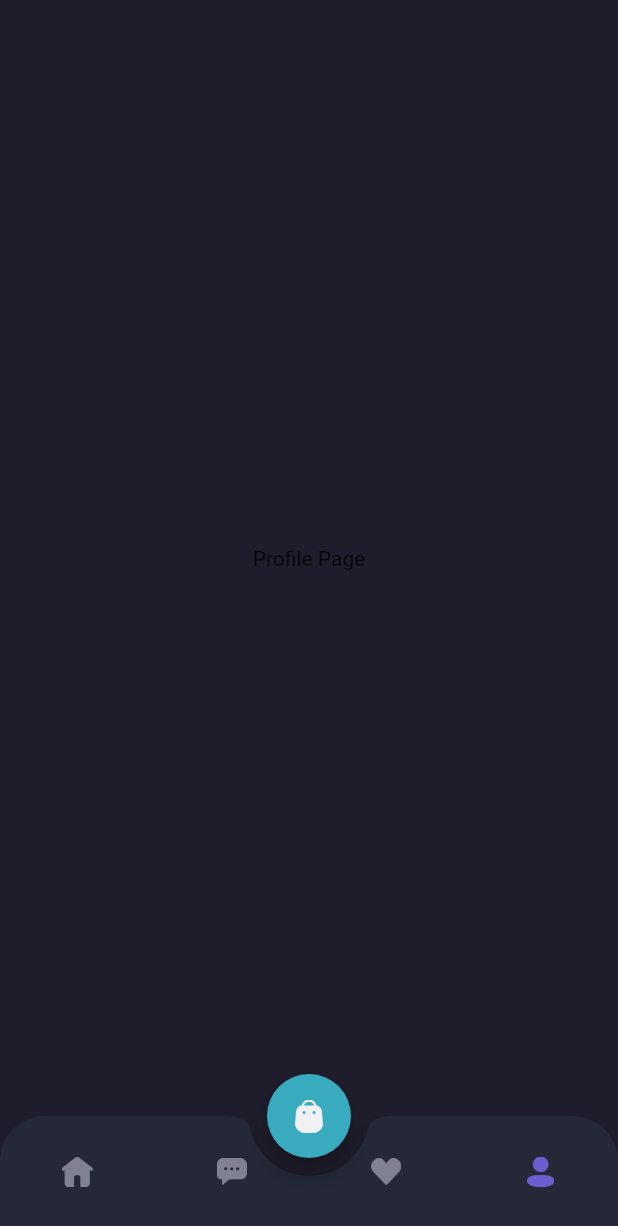
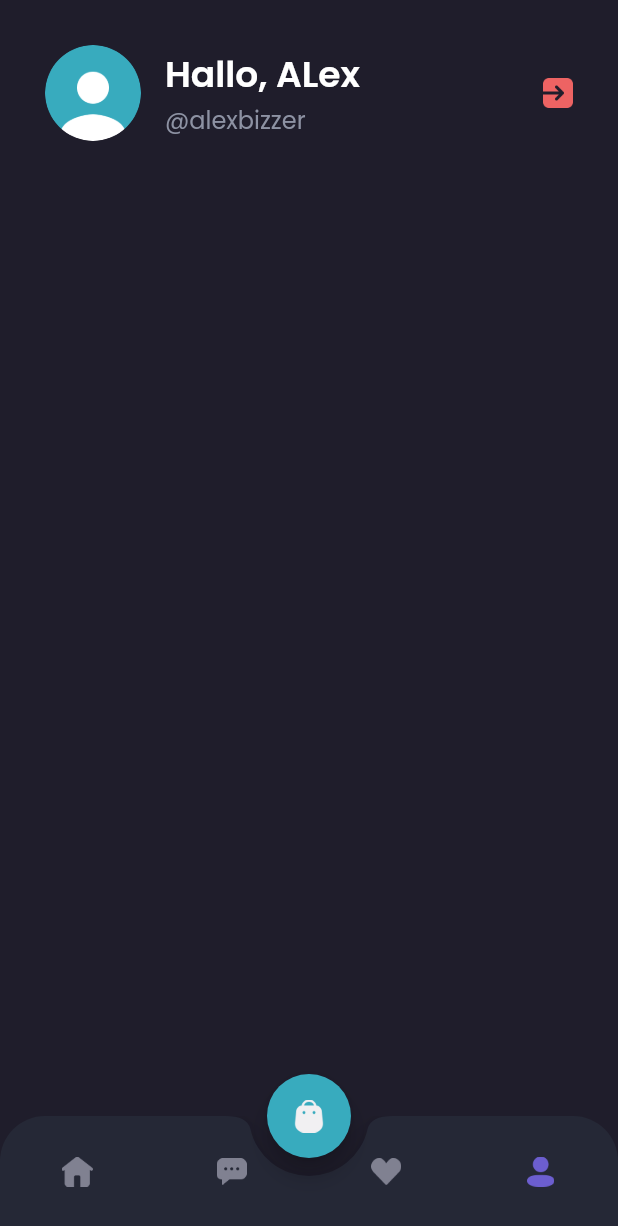
Before and after one commit to darmariduan/shamo-mobile, a Flutter app: the MainPage screen opened by its route, item 4 of the bottom bar chosen, on a phone screen of 412 x 824 dp. Shown: the top 1226 px of the screen. Run offline on Flutter 3.47's test engine with Material 3 defaults, Android fonts, the phone set to English and light mode, and no system bars; our stand-ins replace google_fonts.

Commit message:
26-Profile Page Bagian Header

```diff
--- a/lib/pages/home/profile_page.dart
+++ b/lib/pages/home/profile_page.dart
@@ -1,12 +1,64 @@
 import 'package:flutter/material.dart';
+import 'package:shamo/theme.dart';
 
 class ProfilePage extends StatelessWidget {
   const ProfilePage({super.key});
 
   @override
   Widget build(BuildContext context) {
-    return const Center(
-      child: Text('Profile Page'),
+    Widget header() {
+      return AppBar(
+        backgroundColor: backgroundColor1,
+        automaticallyImplyLeading: false,
+        elevation: 0,
+        flexibleSpace: SafeArea(
+          child: Container(
+            padding: EdgeInsets.all(
+              defaultMargin,
+            ),
+            child: Row(
+              children: [
+                ClipOval(
+                  child: Image.asset(
+                    'assets/image_profile.png',
+                    width: 64,
+                  ),
+                ),
+                SizedBox(
+                  width: 16,
+                ),
+                Expanded(
+                  child: Column(
+                    crossAxisAlignment: CrossAxisAlignment.start,
+                    children: [
+                      Text(
+                        'Hallo, ALex',
+                        style: primaryTextStyle.copyWith(
+                            fontSize: 24, fontWeight: semiBold),
+                      ),
+                      Text(
+                        '@alexbizzer',
+                        style: subTitleStyle.copyWith(
+                            fontSize: 16, fontWeight: regular),
+                      ),
+                    ],
+                  ),
+                ),
+                Image.asset(
+                  'assets/button_exit.png',
+                  width: 20,
+                ),
+              ],
+            ),
+          ),
+        ),
+      );
+    }
+
+    return Column(
+      children: [
+        header(),
+      ],
     );
   }
 }
```
